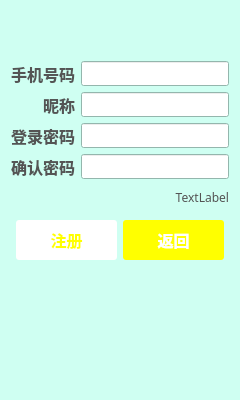
Qt form DDTaxi/SignupWidget.ui (Myway01/DD) before a commit.
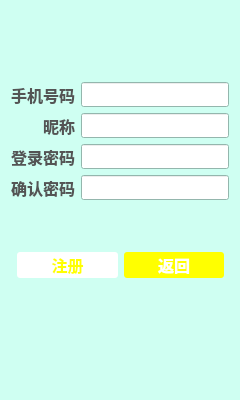
The same form after that commit.

Diff of the .ui file:
```diff
--- a/DDTaxi/SignupWidget.ui
+++ b/DDTaxi/SignupWidget.ui
@@ -449,7 +449,7 @@
   <property name="autoFillBackground">
    <bool>true</bool>
   </property>
-  <layout class="QGridLayout" name="gridLayout" rowstretch="2,8,1,2,5">
+  <layout class="QGridLayout" name="gridLayout" rowstretch="2,3,1,1,3">
    <item row="0" column="0">
     <spacer name="verticalSpacer">
      <property name="orientation">
@@ -463,6 +463,24 @@
      </property>
     </spacer>
    </item>
+   <item row="2" column="0">
+    <widget class="QLabel" name="label_error">
+     <property name="font">
+      <font>
+       <family>微软雅黑</family>
+      </font>
+     </property>
+     <property name="styleSheet">
+      <string notr="true">color: rgb(84, 84, 84);</string>
+     </property>
+     <property name="text">
+      <string/>
+     </property>
+     <property name="alignment">
+      <set>Qt::AlignRight|Qt::AlignTrailing|Qt::AlignVCenter</set>
+     </property>
+    </widget>
+   </item>
    <item row="1" column="0">
     <layout class="QGridLayout" name="gridLayout_2">
      <item row="0" column="1">
@@ -596,28 +614,23 @@
      </item>
     </layout>
    </item>
-   <item row="2" column="0">
-    <widget class="QLabel" name="label_error">
-     <property name="font">
-      <font>
-       <family>微软雅黑</family>
-      </font>
+   <item row="4" column="0">
+    <spacer name="verticalSpacer_2">
+     <property name="orientation">
+      <enum>Qt::Vertical</enum>
      </property>
-     <property name="styleSheet">
-      <string notr="true">color: rgb(84, 84, 84);</string>
+     <property name="sizeHint" stdset="0">
+      <size>
+       <width>20</width>
+       <height>40</height>
+      </size>
      </property>
-     <property name="text">
-      <string>TextLabel</string>
-     </property>
-     <property name="alignment">
-      <set>Qt::AlignRight|Qt::AlignTrailing|Qt::AlignVCenter</set>
-     </property>
-    </widget>
+    </spacer>
    </item>
    <item row="3" column="0">
-    <layout class="QHBoxLayout" name="horizontalLayout">
+    <layout class="QHBoxLayout" name="horizontalLayout" stretch="1,1">
      <property name="leftMargin">
-      <number>5</number>
+      <number>6</number>
      </property>
      <property name="topMargin">
       <number>5</number>
@@ -631,7 +644,7 @@
      <item>
       <widget class="QPushButton" name="pushButton_signup">
        <property name="sizePolicy">
-        <sizepolicy hsizetype="Preferred" vsizetype="Preferred">
+        <sizepolicy hsizetype="Minimum" vsizetype="Preferred">
          <horstretch>0</horstretch>
          <verstretch>0</verstretch>
         </sizepolicy>
```
Left out of the diff: 13 changed lines with no effect on the pictures.
